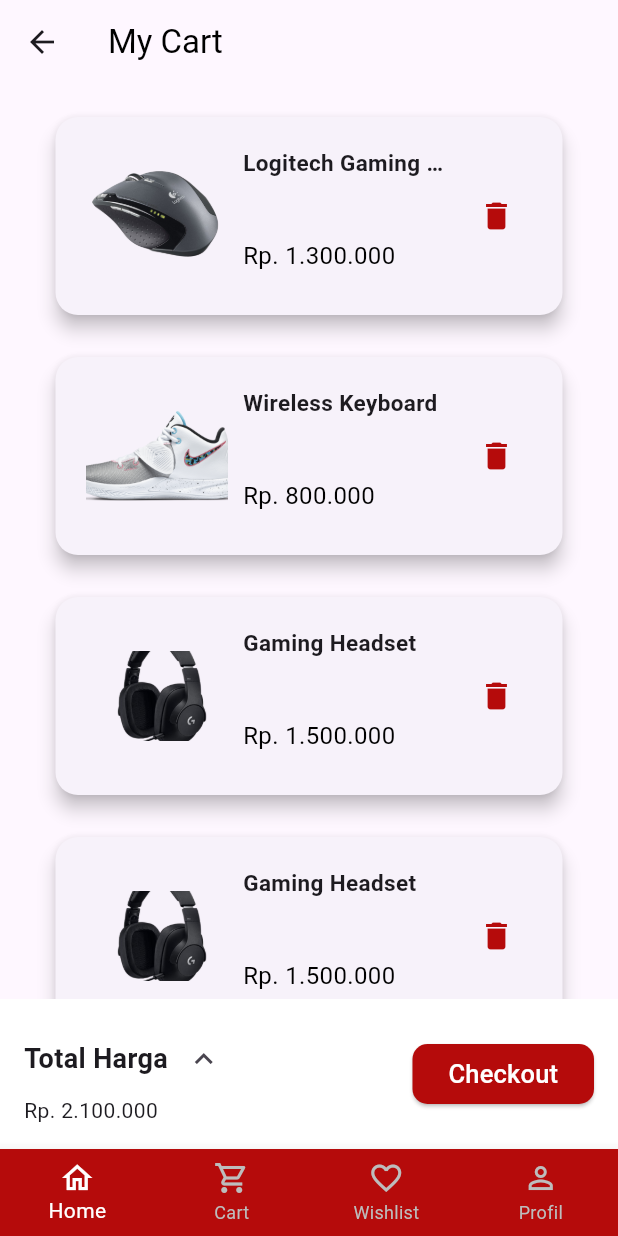
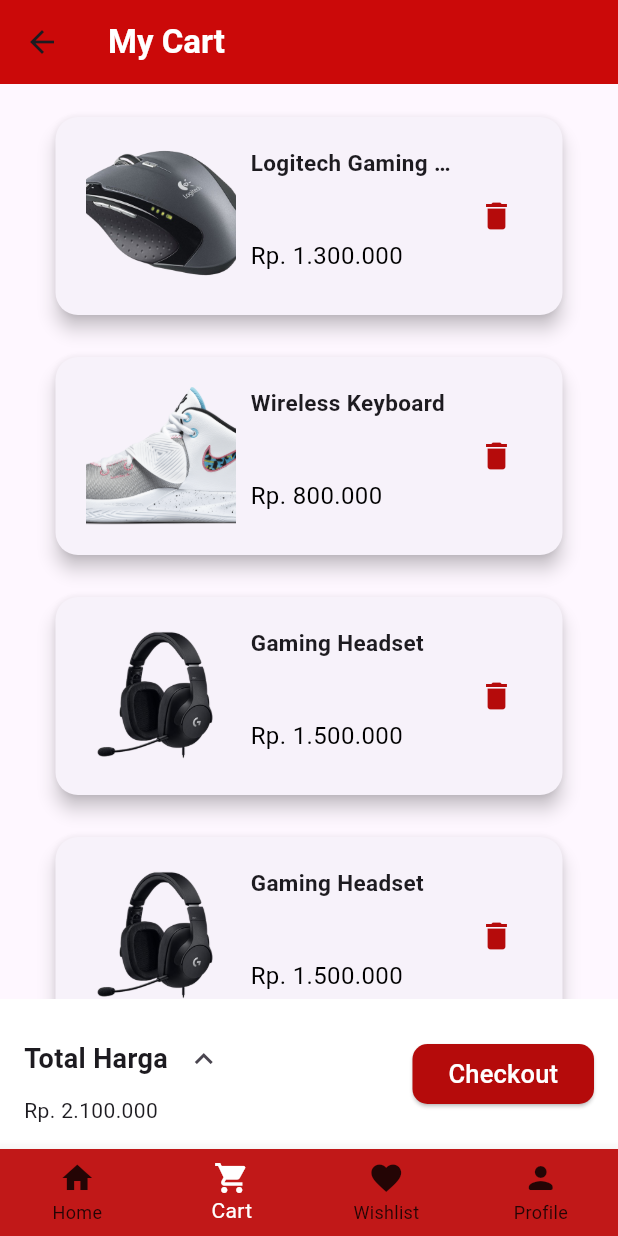
Before and after one commit to DhanielPutra/tesy, a Flutter app: the homepage screen opened directly, item 2 of the bottom bar chosen, on a phone screen of 412 x 824 dp. Run offline on Flutter 3.47's test engine with Material 3 defaults, Android fonts, the phone set to English and light mode, and no system bars.

Commit message:
layout fixed

```diff
--- a/lib/cart.dart
+++ b/lib/cart.dart
@@ -1,5 +1,8 @@
 import 'package:flutter/material.dart';
 import 'package:marketplace/checkout.dart';
+import 'package:marketplace/homepage.dart';
+import 'package:marketplace/profile.dart';
+import 'package:marketplace/wishlist.dart';
 
 class Cart extends StatefulWidget {
   const Cart({super.key});
@@ -9,7 +12,7 @@ class Cart extends StatefulWidget {
 }
 
 class _CartState extends State<Cart> {
-  int _selectedIndex = 0;
+  int _selectedIndex = 1;
 
   List<Product> products = [
     Product(
@@ -40,6 +43,15 @@ class _CartState extends State<Cart> {
   void _onItemTapped(int index) {
     setState(() {
       _selectedIndex = index;
+      if (index == 0) {
+        Navigator.of(context).push(MaterialPageRoute(builder: (context) => homepage()));
+      }else if(index == 1){
+        Navigator.of(context).push(MaterialPageRoute(builder: (context)=> Cart()));
+      }else if(index == 2){
+        Navigator.of(context).push(MaterialPageRoute(builder: (context)=>Wishlist()));
+      }else if (index == 3){
+        Navigator.of(context).push(MaterialPageRoute(builder: (context)=>Profile()));
+      }
     });
   }
 
@@ -50,15 +62,15 @@ class _CartState extends State<Cart> {
       home: Scaffold(
         appBar: AppBar(
           elevation: 0,
-          backgroundColor: Colors.transparent,
+          backgroundColor: Color.fromARGB(255, 203, 9, 9),
           leading: IconButton(
               onPressed: () {
                 Navigator.pop(context);
               },
               icon: Icon(Icons.arrow_back)),
-          title: Text(
+          title:const  Text(
             'My Cart',
-            style: TextStyle(color: Colors.black),
+            style: TextStyle(color:  Color.fromARGB(255, 255, 255, 255),fontWeight: FontWeight.bold),
           ),
         ),
         body: Stack(
@@ -207,29 +219,30 @@ class _CartState extends State<Cart> {
           ],
         ),
        bottomNavigationBar: BottomNavigationBar(
-          type: BottomNavigationBarType.fixed,
-          backgroundColor: Color(0xFFB50B0B),
-          selectedItemColor: Colors.white,
-          unselectedItemColor: Colors.grey.shade400,
+        type: BottomNavigationBarType.fixed, // Set type to fixed
+        backgroundColor: const Color.fromARGB(
+            255, 193, 24, 24), // Set the background color here
         items: const <BottomNavigationBarItem>[
           BottomNavigationBarItem(
-              icon: Icon(Icons.home_outlined),
+            icon: Icon(Icons.home),
             label: 'Home',
           ),
           BottomNavigationBarItem(
-              icon: Icon(Icons.shopping_cart_outlined),
+            icon: Icon(Icons.shopping_cart),
             label: 'Cart',
           ),
           BottomNavigationBarItem(
-              icon: Icon(Icons.favorite_border),
+            icon: Icon(Icons.favorite),
             label: 'Wishlist',
           ),
           BottomNavigationBarItem(
-              icon: Icon(Icons.person_outline_sharp),
-              label: 'Profil',
+            icon: Icon(Icons.person_rounded), // Add your new icon here
+            label: 'Profile', // Add the label for the new icon
           ),
         ],
         currentIndex: _selectedIndex,
+        selectedItemColor: const Color.fromARGB(255, 255, 255, 255),
+        unselectedItemColor: Color.fromARGB(207, 0, 0, 0),
         onTap: _onItemTapped,
       ),
         //
@@ -252,8 +265,8 @@ class _CartState extends State<Cart> {
             children: [
               Image.asset(
                 product.imageUrl,
-                width: 95,
-                height: 60,
+                width: 100,
+                height: double.infinity,
                 fit: BoxFit.cover,
               ),
               SizedBox(width: 10),
--- a/lib/homepage.dart
+++ b/lib/homepage.dart
@@ -3,7 +3,7 @@ import 'package:marketplace/cart.dart';
 import 'package:marketplace/detail.dart';
 import 'package:marketplace/profile.dart';
 import 'package:marketplace/search.dart';
-import 'package:marketplace/view/Register/login.dart';
+
 import 'package:marketplace/product.dart';
 import 'package:marketplace/wishlist.dart';
 
--- a/lib/view/Register/login.dart
+++ b/lib/view/Register/login.dart
@@ -14,7 +14,9 @@ class _loginState extends State<login> {
   @override
   Widget build(BuildContext context) {
     return Scaffold(
-        body: Container(
+     body : SingleChildScrollView(
+
+        child: Container(
       alignment: Alignment.topCenter,
       padding: EdgeInsets.fromLTRB(15, 90, 15, 0),
       child: Column(
@@ -180,7 +182,7 @@ class _loginState extends State<login> {
             ),
           ),
         ],
-      ),
+      ),),
     ));
   }
 }
```
Also changed, not shown: lib/profile.dart (+21 -10 lines), lib/wishlist.dart (+11 -3 lines). Lines whose indentation alone changed are shown as unchanged.
